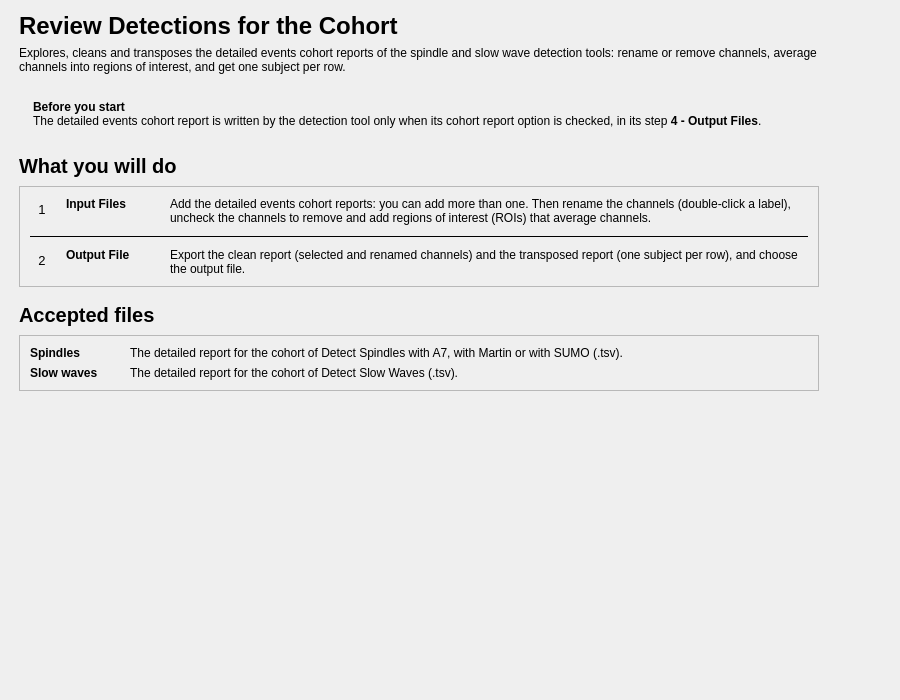
Old version of the form tools/CEAMSTools/DetectionsCohortReview/IntroStep/Ui_IntroStep.ui in the repository SnoozToolbox/snooz-package-ceams.
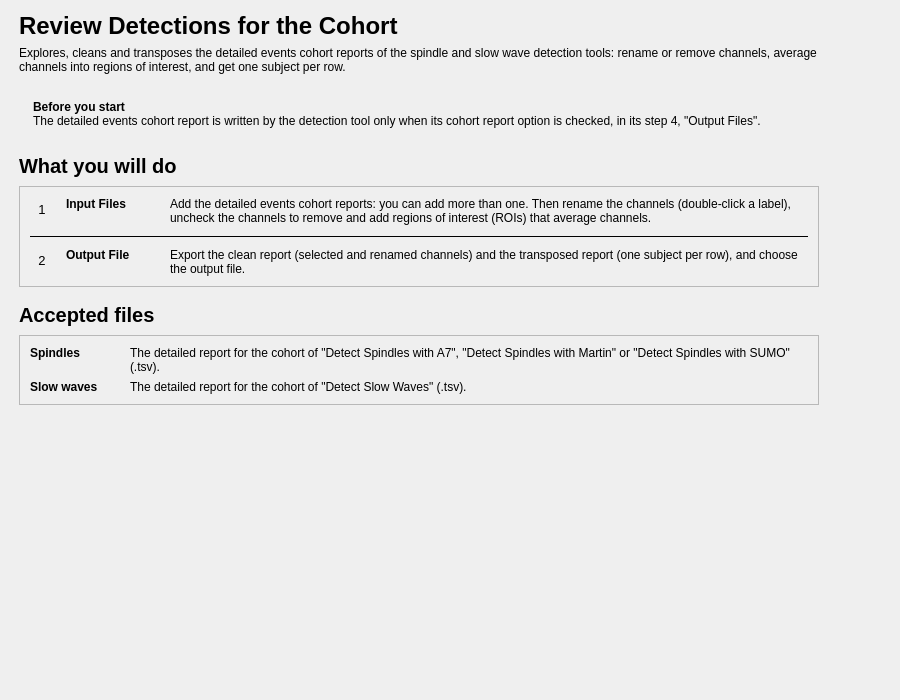
New version of the form.

Commit message: Tool pages: names from the interface in quotation marks

What changed in the file:
```diff
--- a/tools/CEAMSTools/DetectionsCohortReview/IntroStep/Ui_IntroStep.ui
+++ b/tools/CEAMSTools/DetectionsCohortReview/IntroStep/Ui_IntroStep.ui
@@ -121,7 +121,7 @@
            <item>
             <widget class="QLabel" name="before_info_label">
              <property name="text">
-              <string>&lt;b&gt;Before you start&lt;/b&gt;&lt;br/&gt;The detailed events cohort report is written by the detection tool only when its cohort report option is checked, in its step &lt;b&gt;4 - Output Files&lt;/b&gt;.</string>
+              <string>&lt;b&gt;Before you start&lt;/b&gt;&lt;br/&gt;The detailed events cohort report is written by the detection tool only when its cohort report option is checked, in its step 4, "Output Files".</string>
              </property>
              <property name="textFormat">
               <enum>Qt::TextFormat::RichText</enum>
@@ -407,7 +407,7 @@
                <item row="0" column="1">
                 <widget class="QLabel" name="file_1_label">
                  <property name="text">
-                  <string>The detailed report for the cohort of Detect Spindles with A7, with Martin or with SUMO (.tsv).</string>
+                  <string>The detailed report for the cohort of "Detect Spindles with A7", "Detect Spindles with Martin" or "Detect Spindles with SUMO" (.tsv).</string>
                  </property>
                  <property name="wordWrap">
                   <bool>true</bool>
@@ -432,7 +432,7 @@
                <item row="1" column="1">
                 <widget class="QLabel" name="file_2_label">
                  <property name="text">
-                  <string>The detailed report for the cohort of Detect Slow Waves (.tsv).</string>
+                  <string>The detailed report for the cohort of "Detect Slow Waves" (.tsv).</string>
                  </property>
                  <property name="wordWrap">
                   <bool>true</bool>
```
The commit also changes 75 other files.
